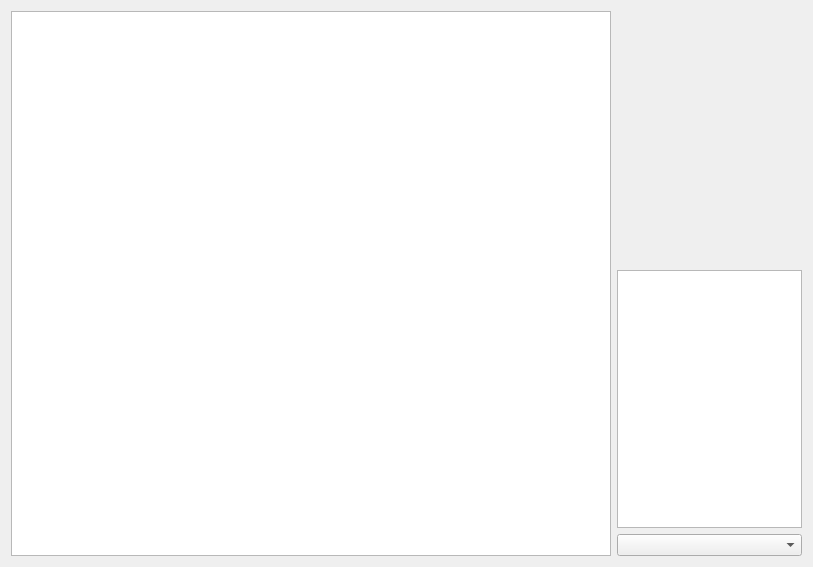
This is Software/Remote/FollowerRemote/chartdisplay.ui in TalTechRobotiklubi/Follower as Qt 5 draws it before an edit. The edited form follows.
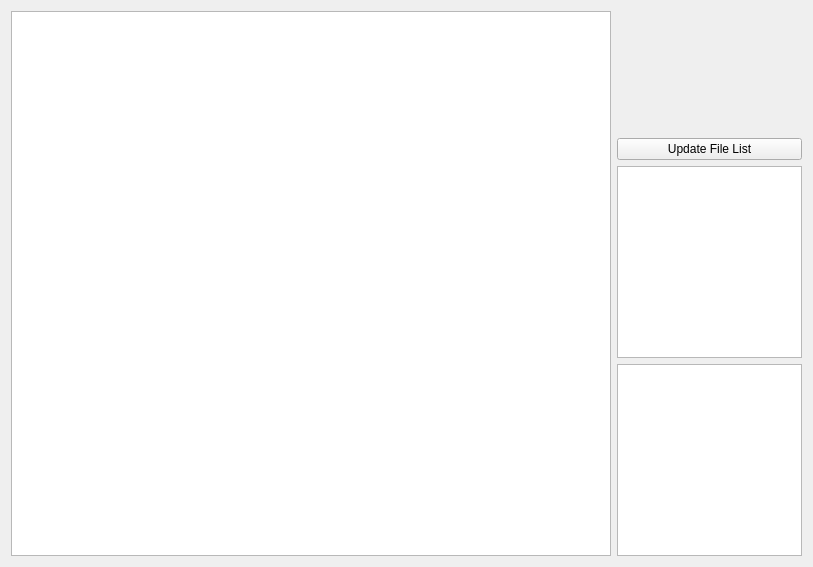
This is the edited form.

Commit message:
chartdisplay - multichart implementation Adds the ability to review multiple files on the chartdisplay tab.
Internal modifications only, nothing outside of the class was changed.

What changed in the file:
```diff
--- a/Software/Remote/FollowerRemote/chartdisplay.ui
+++ b/Software/Remote/FollowerRemote/chartdisplay.ui
@@ -47,6 +47,23 @@
          </property>
         </spacer>
        </item>
+       <item>
+        <widget class="QPushButton" name="updateFiles">
+         <property name="text">
+          <string>Update File List</string>
+         </property>
+        </widget>
+       </item>
+       <item>
+        <widget class="QListWidget" name="fileList">
+         <property name="editTriggers">
+          <set>QAbstractItemView::SelectedClicked</set>
+         </property>
+         <property name="selectionMode">
+          <enum>QAbstractItemView::ExtendedSelection</enum>
+         </property>
+        </widget>
+       </item>
        <item>
         <widget class="QListWidget" name="seriesList">
          <property name="editTriggers">
@@ -57,9 +74,6 @@
          </property>
         </widget>
        </item>
-       <item>
-        <widget class="QComboBox" name="fileSelect"/>
-       </item>
       </layout>
      </item>
     </layout>
```
The commit also changes 2 other files.
